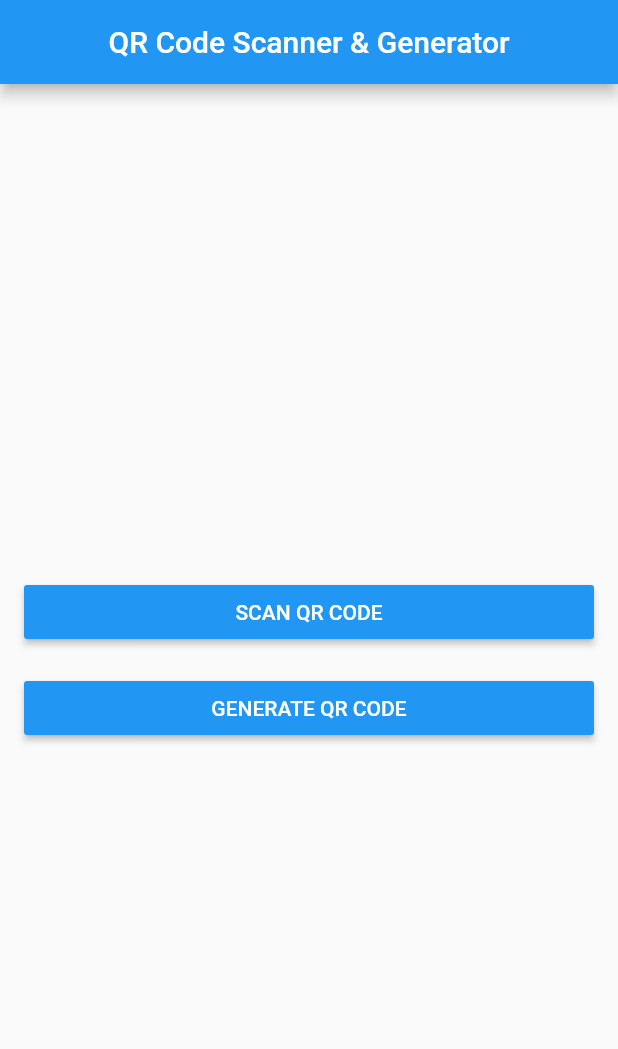
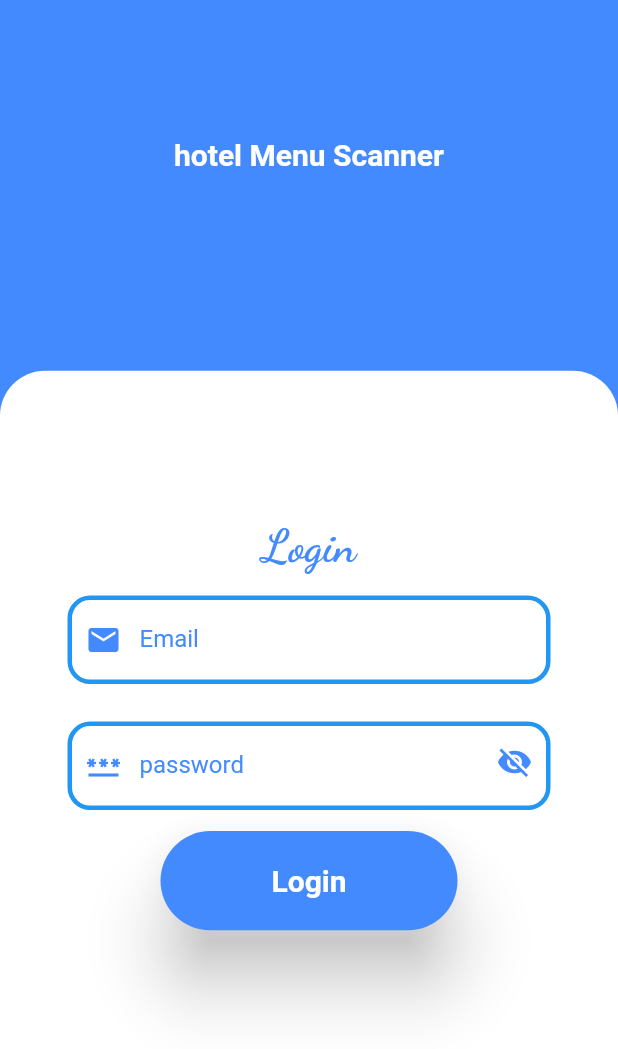
Before and after one commit to mesi473/flutter_menu_qr_scanner_and_generator, a Flutter app: the screen it shows after launch, on a phone screen of 412 x 824 dp. Shown: the top 1049 px of the screen. Run offline on Flutter 3.47's test engine with Material 2 defaults, Android fonts, the phone set to English and light mode, and no system bars; our stand-ins replace qr_flutter; missing offline and left inert: barcode_scan, dart:html.

Commit message:
login page is added

```diff
--- a/lib/main.dart
+++ b/lib/main.dart
@@ -1,5 +1,6 @@
 import 'package:flutter/material.dart';
 import 'package:qr_scanner/screens/home_screen.dart';
+import 'package:qr_scanner/screens/login/login_screen.dart';
 
 void main() {
   runApp(MyApp());
@@ -10,11 +11,13 @@ class MyApp extends StatelessWidget {
   @override
   Widget build(BuildContext context) {
     return MaterialApp(
-      title: 'Flutter Demo',
+      title: 'Hotel menu managment',
+      debugShowCheckedModeBanner: false,
       theme: ThemeData(
         primarySwatch: Colors.blue,
       ),
-      home: HomeScreen(),
+      // home: HomeScreen(),
+      home: LoginScreen(),
     );
   }
 }
--- /dev/null
+++ b/lib/screens/login/login_screen.dart
@@ -0,0 +1,209 @@
+import 'dart:html';
+
+import 'package:flutter/material.dart';
+
+class LoginScreen extends StatefulWidget {
+  LoginScreen({Key? key}) : super(key: key);
+
+  @override
+  _LoginScreenState createState() => _LoginScreenState();
+}
+
+class _LoginScreenState extends State<LoginScreen> {
+  final _formKey = GlobalKey<FormState>();
+  @override
+  Widget build(BuildContext context) {
+    return Scaffold(
+      body: Container(
+        height: MediaQuery.of(context).size.height,
+        width: MediaQuery.of(context).size.width,
+        color: Colors.blueAccent,
+        child: Column(
+          children: [
+            SizedBox(
+              height: MediaQuery.of(context).size.height,
+              child: Stack(
+                children: [
+                  Container(
+                    width: MediaQuery.of(context).size.width,
+                    height: MediaQuery.of(context).size.height * 0.25,
+                    child: Center(
+                        child: Text(
+                      "hotel Menu Scanner",
+                      style: TextStyle(
+                          fontWeight: FontWeight.bold,
+                          fontSize: 20,
+                          color: Colors.white),
+                    )),
+                  ),
+                  Container(
+                    margin: EdgeInsets.only(
+                        top: MediaQuery.of(context).size.height * 0.3),
+                    width: MediaQuery.of(context).size.width,
+                    padding: EdgeInsets.only(
+                        top: MediaQuery.of(context).size.height * 0.12,
+                        left: 20,
+                        right: 20),
+                    // height: 500,
+                    decoration: BoxDecoration(
+                      color: Colors.white,
+                      borderRadius: BorderRadius.only(
+                          topLeft: Radius.circular(30),
+                          topRight: Radius.circular(30)),
+                    ),
+                    child: Column(
+                      children: [
+                        Text(
+                          'Login',
+                          style: TextStyle(
+                            color:Colors.blueAccent,
+                            fontWeight: FontWeight.bold,
+                            fontSize: 30,
+                            fontFamily: 'LogoFont'
+                          ),
+                        ),
+                        Form(
+                          key: _formKey,
+                          child: Column(
+                            children: <Widget>[
+                              Padding(
+                                  padding: EdgeInsets.all(10),
+                                  child: Stack(
+                                    alignment: const Alignment(0, 0),
+                                    children: [
+                                      SizedBox(width: 40,),
+                                      Container(
+                                          child: Padding(
+                                        padding: EdgeInsets.only(
+                                            left: 15, right: 15, top: 5),
+                                        child: TextFormField(
+
+                                          validator: (value) {
+                                            if (value == null || value.isEmpty) {
+                                              return 'email is required';
+                                            }
+                                            return null;
+                                          },
+                                          decoration: InputDecoration(
+                                              prefixIcon: Icon(Icons.email,color: Colors.blueAccent,),
+                                              labelText: 'Email',
+                                              labelStyle:TextStyle(color: Colors.blueAccent),
+                                              enabledBorder: OutlineInputBorder(
+                                                borderSide: BorderSide(
+                                                    width: 3, color: Colors.blue),
+                                                borderRadius:
+                                                    BorderRadius.circular(15),
+                                              ),
+                                              focusedBorder: OutlineInputBorder(
+                                                borderSide: BorderSide(
+                                                    width: 3, color: Colors.lightBlue),
+                                                borderRadius:
+                                                    BorderRadius.circular(15),
+                                              )),
+                                        ),
+                                      )),
+                                    ],
+                                  )),
+                              Padding(
+                                padding: EdgeInsets.all(10),
+                                child: Stack(
+                                  alignment: const Alignment(0, 0),
+                                  children: <Widget>[
+                                    Container(
+                                        decoration: BoxDecoration(),
+                                        child: Padding(
+                                          padding: EdgeInsets.only(
+                                              left: 15, right: 15, top: 5),
+                                          child: TextFormField(
+                                            obscureText: true,
+                                            validator: (value) {
+                                              if (value == null ||
+                                                  value.isEmpty) {
+                                                return 'password is required';
+                                              }
+                                              return null;
+                                            },
+                                            decoration: InputDecoration(
+                                              prefixIcon: Icon(Icons.password,color: Colors.blueAccent,),
+                                                labelText: 'password',
+                                                labelStyle:TextStyle(color: Colors.blueAccent),
+                                                enabledBorder:
+                                                    OutlineInputBorder(
+                                                  borderSide: BorderSide(
+                                                      width: 3,
+                                                      color: Colors.blue),
+                                                  borderRadius:
+                                                      BorderRadius.circular(15),
+                                                ),
+                                                focusedBorder:
+                                                    OutlineInputBorder(
+                                                  borderSide: BorderSide(
+                                                      width: 3,
+                                                      color: Colors.lightBlue),
+                                                  borderRadius:
+                                                      BorderRadius.circular(15),
+                                                )),
+                                          ),
+                                        )),
+                                    Positioned(
+                                        right: 15,
+                                        child: IconButton(
+                                            onPressed: () {
+                                              // _controller.clear();
+                                            },
+                                            icon: Icon(
+                                              Icons.visibility_off,
+                                              color: Colors.blueAccent,
+                                            )))
+                                  ],
+                                ),
+                              ),
+                              Container(
+                                width: MediaQuery.of(context).size.width * 0.5,
+                                height:
+                                    MediaQuery.of(context).size.height * 0.09,
+                                child: Card(
+                                    elevation: 20,
+                                    color: Colors.blueAccent,
+                                    shape: RoundedRectangleBorder(
+                                      borderRadius: BorderRadius.circular(150),
+                                    ),
+                                    child: InkWell(
+                                      radius: 20,
+                                      onTap: () {
+                                        if (_formKey.currentState!.validate()) {
+                                          ScaffoldMessenger.of(context)
+                                              .showSnackBar(
+                                            const SnackBar(
+                                                content:
+                                                    Text('Processing Data')),
+                                          );
+                                        }
+                                      },
+                                      child: Center(
+                                        child: Text(
+                                          'Login',
+                                          style: TextStyle(
+                                            color: Colors.white,
+                                            fontWeight: FontWeight.bold,
+                                            fontSize: 20
+                                          ),
+                                        ),
+                                      ),
+                                    )),
+                              ),
+                            ],
+                          ),
+                        )
+                      ],
+                    ),
+                  ),
+                ],
+              ),
+            ),
+          ],
+        ),
+      ),
+    );
+  }
+}
```
Also changed, not shown: pubspec.yaml (+4 -4 lines), assets/fonts/DancingScript-Bold.ttf (added), lib/screens/register/register_screen.dart (added).
